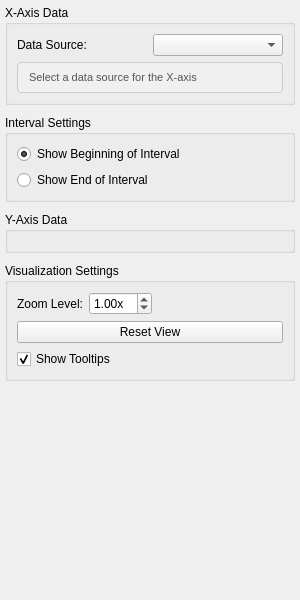
The window that src/WhiskerToolbox/Analysis_Dashboard/Widgets/EventPlotWidget/EventPlotPropertiesWidget.ui (paulmthompson/WhiskerToolbox) describes before a commit, drawn with Qt 5.
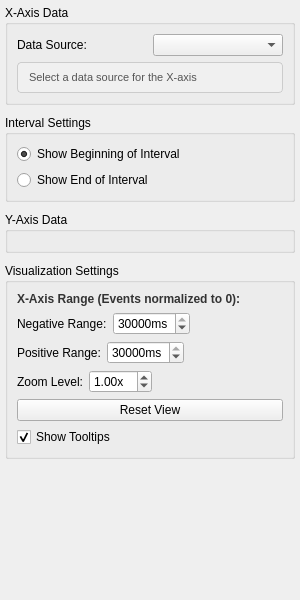
The same window after the commit. Custom widgets are drawn as their Qt base class.

```diff
--- a/src/WhiskerToolbox/Analysis_Dashboard/Widgets/EventPlotWidget/EventPlotPropertiesWidget.ui
+++ b/src/WhiskerToolbox/Analysis_Dashboard/Widgets/EventPlotWidget/EventPlotPropertiesWidget.ui
@@ -127,6 +127,105 @@
       <string>Visualization Settings</string>
      </property>
      <layout class="QVBoxLayout" name="vis_layout">
+      <item>
+       <widget class="QLabel" name="x_range_label">
+        <property name="text">
+         <string>X-Axis Range (Events normalized to 0):</string>
+        </property>
+        <property name="styleSheet">
+         <string notr="true">QLabel { 
+font-weight: bold; 
+color: #333; 
+}</string>
+        </property>
+       </widget>
+      </item>
+      <item>
+       <layout class="QHBoxLayout" name="negative_range_layout">
+        <item>
+         <widget class="QLabel" name="negative_range_label">
+          <property name="text">
+           <string>Negative Range:</string>
+          </property>
+         </widget>
+        </item>
+        <item>
+         <widget class="QSpinBox" name="negative_range_spinbox">
+          <property name="suffix">
+           <string>ms</string>
+          </property>
+          <property name="minimum">
+           <number>1</number>
+          </property>
+          <property name="maximum">
+           <number>30000</number>
+          </property>
+          <property name="singleStep">
+           <number>100</number>
+          </property>
+          <property name="value">
+           <number>30000</number>
+          </property>
+         </widget>
+        </item>
+        <item>
+         <spacer name="horizontalSpacer_2">
+          <property name="orientation">
+           <enum>Qt::Horizontal</enum>
+          </property>
+          <property name="sizeHint" stdset="0">
+           <size>
+            <width>20</width>
+            <height>20</height>
+           </size>
+          </property>
+         </spacer>
+        </item>
+       </layout>
+      </item>
+      <item>
+       <layout class="QHBoxLayout" name="positive_range_layout">
+        <item>
+         <widget class="QLabel" name="positive_range_label">
+          <property name="text">
+           <string>Positive Range:</string>
+          </property>
+         </widget>
+        </item>
+        <item>
+         <widget class="QSpinBox" name="positive_range_spinbox">
+          <property name="suffix">
+           <string>ms</string>
+          </property>
+          <property name="minimum">
+           <number>1</number>
+          </property>
+          <property name="maximum">
+           <number>30000</number>
+          </property>
+          <property name="singleStep">
+           <number>100</number>
+          </property>
+          <property name="value">
+           <number>30000</number>
+          </property>
+         </widget>
+        </item>
+        <item>
+         <spacer name="horizontalSpacer_3">
+          <property name="orientation">
+           <enum>Qt::Horizontal</enum>
+          </property>
+          <property name="sizeHint" stdset="0">
+           <size>
+            <width>20</width>
+            <height>20</height>
+           </size>
+          </property>
+         </spacer>
+        </item>
+       </layout>
+      </item>
       <item>
        <layout class="QHBoxLayout" name="zoom_layout">
         <item>
```
